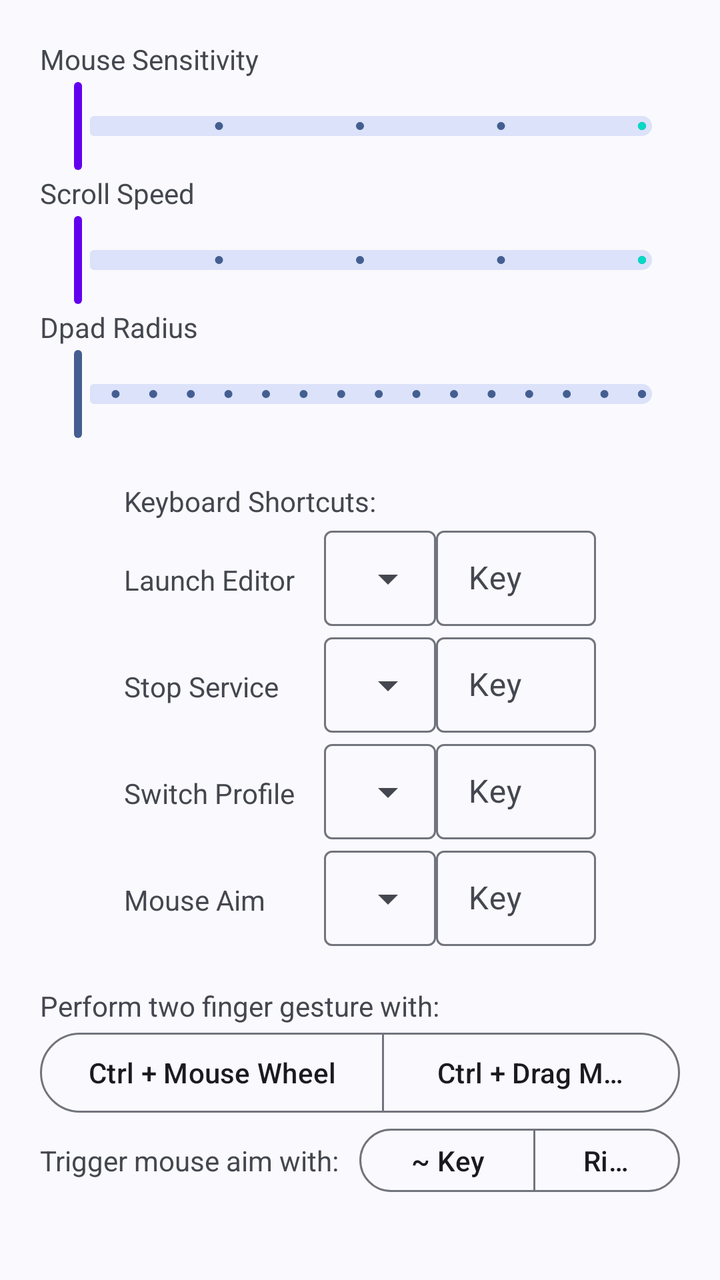
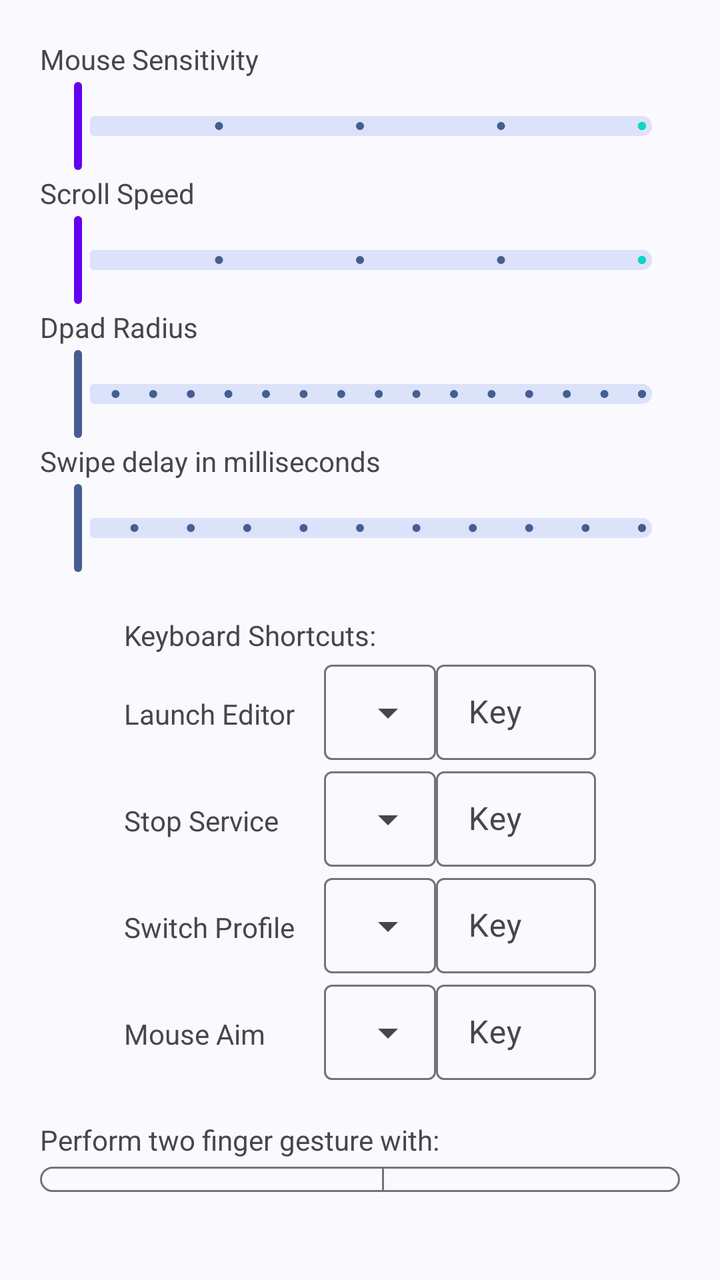

Two renders of the same Android screen: before a commit and after it. Below are the layout's source before the change and the commit's diff.
<!-- AndroidManifest.xml: application theme Theme.XtMapper -->
<!-- res/layout/fragment_settings_dialog.xml -->
<?xml version="1.0" encoding="utf-8"?>
<LinearLayout xmlns:android="http://schemas.android.com/apk/res/android"
    xmlns:app="http://schemas.android.com/apk/res-auto"
    xmlns:tools="http://schemas.android.com/tools"
    android:layout_width="match_parent"
    android:layout_height="match_parent"
    android:orientation="vertical"
    android:padding="20dp">

    <LinearLayout
        android:id="@+id/sliders"
        android:layout_width="match_parent"
        android:layout_height="wrap_content"
        android:layout_marginBottom="20dp"
        android:orientation="vertical">

        <TextView
            android:layout_width="wrap_content"
            android:layout_height="wrap_content"
            android:text="@string/mouse_sensitivity" />

        <com.google.android.material.slider.Slider
            android:id="@+id/slider_mouse"
            android:layout_width="wrap_content"
            android:layout_height="wrap_content"
            android:stepSize="1"
            android:valueFrom="1"
            android:valueTo="5"
            app:haloColor="@color/purple_700"
            app:thumbColor="@color/purple_500"
            app:trackColorActive="@color/teal_200"
            app:trackHeight="10dp"
            tools:value="2" />

        <TextView
            android:layout_width="wrap_content"
            android:layout_height="wrap_content"
            android:text="@string/scroll_speed" />

        <com.google.android.material.slider.Slider
            android:id="@+id/slider_scroll_speed"
            android:layout_width="wrap_content"
            android:layout_height="wrap_content"
            android:stepSize="1"
            android:valueFrom="1"
            android:valueTo="5"
            app:haloColor="@color/purple_700"
            app:thumbColor="@color/purple_500"
            app:trackColorActive="@color/teal_200"
            app:trackHeight="10dp"
            tools:value="2" />

        <TextView
            android:layout_width="wrap_content"
            android:layout_height="wrap_content"
            android:text="@string/dpad_radius" />

        <com.google.android.material.slider.Slider
            android:id="@+id/slider_dpad"
            android:layout_width="wrap_content"
            android:layout_height="wrap_content"
            android:stepSize="0.1"
            android:valueFrom="0.5"
            android:valueTo="2.0"
            app:trackHeight="10dp"
            tools:value="1.0" />

    </LinearLayout>

    <LinearLayout
        android:id="@+id/shortcuts"
        android:layout_width="wrap_content"
        android:layout_height="wrap_content"
        android:layout_gravity="center"
        android:layout_marginBottom="20dp"
        android:orientation="vertical">

        <TextView
            android:layout_width="match_parent"
            android:layout_height="wrap_content"
            android:text="@string/keyboard_shortcuts" />

        <LinearLayout
            android:layout_width="match_parent"
            android:layout_height="wrap_content"
            android:orientation="horizontal">

            <TextView
                android:layout_width="90dp"
                android:layout_height="wrap_content"
                android:layout_marginRight="10dp"
                android:labelFor="@id/launch_editor_modifier"
                android:text="@string/launch_editor" />

            <com.google.android.material.textfield.TextInputLayout
                style="@style/Widget.Material3.TextInputLayout.OutlinedBox.Dense.ExposedDropdownMenu"
                android:layout_width="wrap_content"
                android:layout_height="wrap_content">

                <AutoCompleteTextView
                    android:id="@+id/launch_editor_modifier"
                    android:layout_width="match_parent"
                    android:layout_height="wrap_content"
                    android:inputType="none" />

            </com.google.android.material.textfield.TextInputLayout>

            <com.google.android.material.textfield.TextInputLayout
                style="@style/Widget.Material3.TextInputLayout.OutlinedBox.Dense"
                android:layout_width="80dp"
                android:layout_height="wrap_content"
                android:hint="@string/key">

                <com.google.android.material.textfield.TextInputEditText
                    android:id="@+id/launch_editor"
                    android:layout_width="match_parent"
                    android:layout_height="wrap_content"
                    android:inputType="none" />

            </com.google.android.material.textfield.TextInputLayout>

        </LinearLayout>

        <LinearLayout
            android:layout_width="match_parent"
            android:layout_height="wrap_content"
            android:orientation="horizontal">

            <TextView
                android:layout_width="90dp"
                android:layout_height="wrap_content"
                android:layout_marginRight="10dp"
                android:labelFor="@id/stop_service_modifier"
                android:text="@string/stop_service" />


            <com.google.android.material.textfield.TextInputLayout
                style="@style/Widget.Material3.TextInputLayout.OutlinedBox.Dense.ExposedDropdownMenu"
                android:layout_width="wrap_content"
                android:layout_height="wrap_content">

                <AutoCompleteTextView
                    android:id="@+id/stop_service_modifier"
                    android:layout_width="match_parent"
                    android:layout_height="wrap_content"
                    android:inputType="none" />

            </com.google.android.material.textfield.TextInputLayout>

            <com.google.android.material.textfield.TextInputLayout
                style="@style/Widget.Material3.TextInputLayout.OutlinedBox.Dense"
                android:layout_width="80dp"
                android:layout_height="wrap_content"
                android:hint="@string/key">

                <com.google.android.material.textfield.TextInputEditText
                    android:id="@+id/stop_service"
                    android:layout_width="match_parent"
                    android:layout_height="wrap_content"
                    android:inputType="none" />
            </com.google.android.material.textfield.TextInputLayout>
        </LinearLayout>

        <LinearLayout
            android:layout_width="match_parent"
            android:layout_height="wrap_content"
            android:orientation="horizontal">

            <TextView
                android:layout_width="90dp"
                android:layout_height="wrap_content"
                android:layout_marginRight="10dp"
                android:text="@string/switch_profile" />


            <com.google.android.material.textfield.TextInputLayout
                style="@style/Widget.Material3.TextInputLayout.OutlinedBox.Dense.ExposedDropdownMenu"
                android:layout_width="wrap_content"
                android:layout_height="wrap_content">

                <AutoCompleteTextView
                    android:id="@+id/switch_profile_modifier"
                    android:layout_width="match_parent"
                    android:layout_height="wrap_content"
                    android:inputType="none" />

            </com.google.android.material.textfield.TextInputLayout>

            <com.google.android.material.textfield.TextInputLayout
                style="@style/Widget.Material3.TextInputLayout.OutlinedBox.Dense"
                android:layout_width="80dp"
                android:layout_height="wrap_content"
                android:hint="@string/key">

                <com.google.android.material.textfield.TextInputEditText
                    android:id="@+id/switch_profile"
                    android:layout_width="match_parent"
                    android:layout_height="wrap_content"
                    android:inputType="none" />
            </com.google.android.material.textfield.TextInputLayout>
        </LinearLayout>

        <LinearLayout
            android:layout_width="match_parent"
            android:layout_height="wrap_content"
            android:orientation="horizontal">

            <TextView
                android:layout_width="90dp"
                android:layout_height="wrap_content"
                android:layout_marginRight="10dp"
                android:text="@string/mouse_aim" />

            <com.google.android.material.textfield.TextInputLayout
                style="@style/Widget.Material3.TextInputLayout.OutlinedBox.Dense.ExposedDropdownMenu"
                android:layout_width="wrap_content"
                android:layout_height="wrap_content">

                <AutoCompleteTextView
                    android:id="@+id/mouse_aim_modifier"
                    android:layout_width="match_parent"
                    android:layout_height="wrap_content"
                    android:inputType="none" />

            </com.google.android.material.textfield.TextInputLayout>

            <com.google.android.material.textfield.TextInputLayout
                style="@style/Widget.Material3.TextInputLayout.OutlinedBox.Dense"
                android:layout_width="80dp"
                android:layout_height="wrap_content"
                android:hint="@string/key">

                <com.google.android.material.textfield.TextInputEditText
                    android:id="@+id/mouse_aim_key"
                    android:layout_width="match_parent"
                    android:layout_height="wrap_content"
                    android:inputType="none" />
            </com.google.android.material.textfield.TextInputLayout>
        </LinearLayout>
    </LinearLayout>

    <LinearLayout
        android:id="@+id/misc"
        android:layout_width="match_parent"
        android:layout_height="wrap_content"
        android:layout_marginBottom="20dp"
        android:orientation="vertical">

        <TextView
            android:layout_width="match_parent"
            android:layout_height="wrap_content"
            android:text="@string/pinch_to_zoom_gesture_info" />

        <com.google.android.material.button.MaterialButtonToggleGroup
            android:layout_width="wrap_content"
            android:layout_height="wrap_content">

            <com.google.android.material.button.MaterialButton
                android:id="@+id/mouse_wheel_toggle"
                style="?attr/materialButtonOutlinedStyle"
                android:layout_width="wrap_content"
                android:layout_height="wrap_content"
                android:text="@string/mouse_wheel" />

            <com.google.android.material.button.MaterialButton
                android:id="@+id/mouse_drag_toggle"
                style="?attr/materialButtonOutlinedStyle"
                android:layout_width="wrap_content"
                android:layout_height="wrap_content"
                android:text="@string/drag_mouse" />
        </com.google.android.material.button.MaterialButtonToggleGroup>

        <LinearLayout
            android:layout_width="wrap_content"
            android:layout_height="wrap_content"
            android:gravity="center"
            android:orientation="horizontal">
            <TextView
                android:layout_width="match_parent"
                android:layout_height="wrap_content"
                android:layout_marginRight="10dp"
                android:text="@string/trigger_mouse_aim_with" />

            <com.google.android.material.button.MaterialButtonToggleGroup
                android:layout_width="wrap_content"
                android:layout_height="wrap_content">

                <com.google.android.material.button.MaterialButton
                    android:id="@+id/mouse_aim_key_grave"
                    style="?attr/materialButtonOutlinedStyle"
                    android:layout_width="wrap_content"
                    android:layout_height="wrap_content"
                    android:text="@string/key_grave" />

                <com.google.android.material.button.MaterialButton
                    android:id="@+id/mouse_aim_right_click"
                    style="?attr/materialButtonOutlinedStyle"
                    android:layout_width="wrap_content"
                    android:layout_height="wrap_content"
                    android:text="@string/right_click" />

            </com.google.android.material.button.MaterialButtonToggleGroup>
        </LinearLayout>

        <TextView
            android:layout_width="wrap_content"
            android:layout_height="wrap_content"
            android:labelFor="@id/input_device"
            android:text="@string/mouse_input_device" />

        <EditText
            android:id="@+id/input_device"
            android:layout_width="match_parent"
            android:layout_height="wrap_content"
            android:importantForAutofill="no"
            android:inputType="textNoSuggestions" />
    </LinearLayout>

    <com.google.android.material.bottomnavigation.BottomNavigationView
        android:id="@+id/bottom_navigation"
        android:layout_width="match_parent"
        android:layout_height="wrap_content"
        app:menu="@menu/bottom_navigation_menu" />

</LinearLayout>
<!-- resources referenced by this layout -->
<resources>
  <color name="purple_500">#FF6200EE</color>
  <color name="purple_700">#FF3700B3</color>
  <color name="teal_200">#FF03DAC5</color>
  <string name="dpad_radius">Dpad Radius</string>
  <string name="drag_mouse">Ctrl + Drag Mouse</string>
  <string name="key">Key</string>
  <string name="key_grave">~ Key</string>
  <string name="keyboard_shortcuts">Keyboard Shortcuts:</string>
  <string name="launch_editor">Launch Editor</string>
  <string name="mouse_aim">Mouse Aim</string>
  <string name="mouse_input_device">Mouse Input Device</string>
  <string name="mouse_sensitivity">Mouse Sensitivity</string>
  <string name="mouse_wheel">Ctrl + Mouse Wheel</string>
  <string name="pinch_to_zoom_gesture_info">Perform two finger gesture with:</string>
  <string name="right_click">Right click</string>
  <string name="scroll_speed">Scroll Speed</string>
  <string name="stop_service">Stop Service</string>
  <string name="switch_profile">Switch Profile</string>
  <string name="trigger_mouse_aim_with">Trigger mouse aim with:</string>
  <style name="Theme.XtMapper" parent="Theme.Material3.DynamicColors.DayNight"> </style>
</resources>

<!-- the commit's change to res/layout/fragment_settings_dialog.xml (unified diff, before → after) -->
@@ -65,6 +65,21 @@
             app:trackHeight="10dp"
             tools:value="1.0" />
 
+        <TextView
+            android:layout_width="wrap_content"
+            android:layout_height="wrap_content"
+            android:text="@string/swipe_delay_ms" />
+
+        <com.google.android.material.slider.Slider
+            android:id="@+id/slider_swipe_delay"
+            android:layout_width="wrap_content"
+            android:layout_height="wrap_content"
+            android:stepSize="100"
+            android:valueFrom="0"
+            android:valueTo="1000"
+            app:trackHeight="10dp"
+            tools:value="1.0" />
+
     </LinearLayout>
 
     <LinearLayout
<!-- resource entries referenced after the edit -->
@@ -17,6 +17,7 @@
   <string name="right_click">Right click</string>
   <string name="scroll_speed">Scroll Speed</string>
   <string name="stop_service">Stop Service</string>
+  <string name="swipe_delay_ms">Swipe delay in milliseconds</string>
   <string name="switch_profile">Switch Profile</string>
   <string name="trigger_mouse_aim_with">Trigger mouse aim with:</string>
   <style name="Theme.XtMapper" parent="Theme.Material3.DynamicColors.DayNight"> </style>
